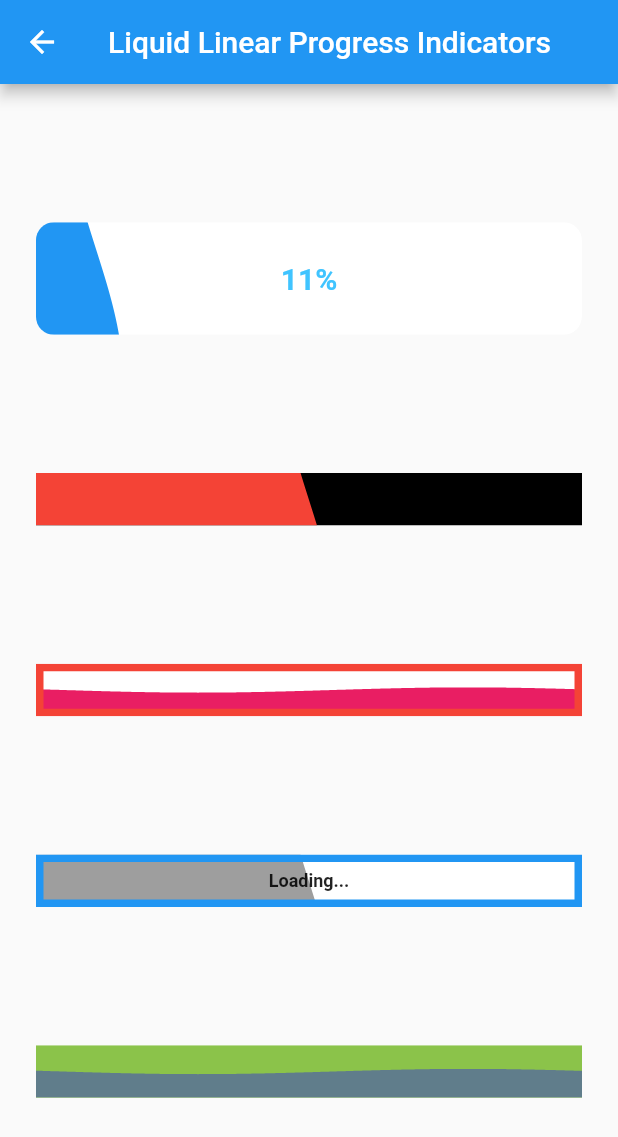
After one commit to JordanADavies/liquid_progress_indicator, a Flutter app: the screen it shows after launch, after a tap on "Linear", on a phone screen of 412 x 824 dp. The commit adds this screen. Shown: the top 1137 px of the screen. Run offline on Flutter 3.47's test engine with Material 2 defaults, Android fonts, the phone set to English and light mode, and no system bars.

Commit message:
Added LiquidLinearProgressIndicator.

```diff
--- /dev/null
+++ b/example/lib/home_page.dart
@@ -0,0 +1,42 @@
+import 'package:flutter/material.dart';
+
+import 'liquid_circular_progress_indicator_page.dart';
+import 'liquid_linear_progress_indicator_page.dart';
+
+class HomePage extends StatelessWidget {
+  @override
+  Widget build(BuildContext context) {
+    return Scaffold(
+      appBar: AppBar(
+        title: Text("Liquid Progress Indicator Examples"),
+      ),
+      body: Padding(
+        padding: const EdgeInsets.all(28.0),
+        child: Column(
+          mainAxisAlignment: MainAxisAlignment.center,
+          crossAxisAlignment: CrossAxisAlignment.stretch,
+          children: <Widget>[
+            FlatButton(
+              child: Text("Circular"),
+              color: Colors.grey[300],
+              onPressed: () => Navigator.of(context).push(
+                    MaterialPageRoute(
+                      builder: (_) => LiquidCircularProgressIndicatorPage(),
+                    ),
+                  ),
+            ),
+            FlatButton(
+              child: Text("Linear"),
+              color: Colors.grey[300],
+              onPressed: () => Navigator.of(context).push(
+                    MaterialPageRoute(
+                      builder: (_) => LiquidLinearProgressIndicatorPage(),
+                    ),
+                  ),
+            ),
+          ],
+        ),
+      ),
+    );
+  }
+}
--- /dev/null
+++ b/example/lib/liquid_linear_progress_indicator_page.dart
@@ -0,0 +1,124 @@
+import 'package:flutter/material.dart';
+import 'package:liquid_progress_indicator/liquid_progress_indicator.dart';
+
+class LiquidLinearProgressIndicatorPage extends StatelessWidget {
+  @override
+  Widget build(BuildContext context) {
+    return Scaffold(
+      appBar: AppBar(
+        title: Text("Liquid Linear Progress Indicators"),
+      ),
+      body: Column(
+        mainAxisAlignment: MainAxisAlignment.spaceEvenly,
+        children: <Widget>[
+          _AnimatedLiquidLinearProgressIndicator(),
+          Container(
+            width: double.infinity,
+            height: 35,
+            padding: EdgeInsets.symmetric(horizontal: 24.0),
+            child: LiquidLinearProgressIndicator(
+              backgroundColor: Colors.black,
+              valueColor: AlwaysStoppedAnimation(Colors.red),
+            ),
+          ),
+          Container(
+            width: double.infinity,
+            height: 35,
+            padding: EdgeInsets.symmetric(horizontal: 24.0),
+            child: LiquidLinearProgressIndicator(
+              backgroundColor: Colors.white,
+              valueColor: AlwaysStoppedAnimation(Colors.pink),
+              borderColor: Colors.red,
+              borderWidth: 5.0,
+              direction: Axis.vertical,
+            ),
+          ),
+          Container(
+            width: double.infinity,
+            height: 35,
+            padding: EdgeInsets.symmetric(horizontal: 24.0),
+            child: LiquidLinearProgressIndicator(
+              backgroundColor: Colors.white,
+              valueColor: AlwaysStoppedAnimation(Colors.grey),
+              borderColor: Colors.blue,
+              borderWidth: 5.0,
+              center: Text(
+                "Loading...",
+                style: TextStyle(
+                  fontSize: 12.0,
+                  fontWeight: FontWeight.bold,
+                ),
+              ),
+            ),
+          ),
+          Container(
+            width: double.infinity,
+            height: 35,
+            padding: EdgeInsets.symmetric(horizontal: 24.0),
+            child: LiquidLinearProgressIndicator(
+              backgroundColor: Colors.lightGreen,
+              valueColor: AlwaysStoppedAnimation(Colors.blueGrey),
+              direction: Axis.vertical,
+            ),
+          ),
+        ],
+      ),
+    );
+  }
+}
+
+class _AnimatedLiquidLinearProgressIndicator extends StatefulWidget {
+  @override
+  State<StatefulWidget> createState() =>
+      _AnimatedLiquidLinearProgressIndicatorState();
+}
+
+class _AnimatedLiquidLinearProgressIndicatorState
+    extends State<_AnimatedLiquidLinearProgressIndicator>
+    with SingleTickerProviderStateMixin {
+  AnimationController _animationController;
+
+  @override
+  void initState() {
+    super.initState();
+    _animationController = AnimationController(
+      vsync: this,
+      duration: Duration(seconds: 10),
+    );
+
+    _animationController.addListener(() => setState(() {}));
+    _animationController.repeat();
+  }
+
+  @override
+  void dispose() {
+    _animationController.dispose();
+    super.dispose();
+  }
+
+  @override
+  Widget build(BuildContext context) {
+    final percentage = _animationController.value * 100;
+    return Center(
+      child: Container(
+        width: double.infinity,
+        height: 75.0,
+        padding: EdgeInsets.symmetric(horizontal: 24.0),
+        child: LiquidLinearProgressIndicator(
+          value: _animationController.value,
+          backgroundColor: Colors.white,
+          valueColor: AlwaysStoppedAnimation(Colors.blue),
+          borderRadius: 12.0,
+          center: Text(
+            "${percentage.toStringAsFixed(0)}%",
+            style: TextStyle(
+              color: Colors.lightBlueAccent,
+              fontSize: 20.0,
+              fontWeight: FontWeight.bold,
+            ),
+          ),
+        ),
+      ),
+    );
+  }
+}
--- a/example/lib/main.dart
+++ b/example/lib/main.dart
@@ -1,6 +1,4 @@
 import 'package:flutter/material.dart';
-import 'liquid_circular_progress_indicator_page.dart';
+import 'home_page.dart';
 
-void main() => runApp(MaterialApp(
-      home: LiquidCircularProgressIndicatorPage(),
-    ));
+void main() => runApp(MaterialApp(home: HomePage()));
--- a/lib/liquid_progress_indicator.dart
+++ b/lib/liquid_progress_indicator.dart
@@ -1,3 +1,4 @@
 library liquid_progress_indicator;
 
 export 'src/liquid_circular_progress_indicator.dart';
+export 'src/liquid_linear_progress_indicator.dart';
--- /dev/null
+++ b/lib/src/liquid_linear_progress_indicator.dart
@@ -0,0 +1,163 @@
+import 'package:flutter/material.dart';
+import 'package:liquid_progress_indicator/src/wave.dart';
+
+class LiquidLinearProgressIndicator extends ProgressIndicator {
+  ///The width of the border, if this is set [borderColor] must also be set.
+  final double borderWidth;
+
+  ///The color of the border, if this is set [borderWidth] must also be set.
+  final Color borderColor;
+
+  ///The radius of the border.
+  final double borderRadius;
+
+  ///The widget to show in the center of the progress indicator.
+  final Widget center;
+
+  ///The direction the liquid travels.
+  final Axis direction;
+
+  LiquidLinearProgressIndicator({
+    Key key,
+    double value = 0.5,
+    Color backgroundColor,
+    Animation<Color> valueColor,
+    this.borderWidth,
+    this.borderColor,
+    this.borderRadius,
+    this.center,
+    this.direction = Axis.horizontal,
+  }) : super(
+          key: key,
+          value: value,
+          backgroundColor: backgroundColor,
+          valueColor: valueColor,
+        ) {
+    if (borderWidth != null && borderColor == null ||
+        borderColor != null && borderWidth == null) {
+      throw ArgumentError("borderWidth and borderColor should both be set.");
+    }
+  }
+
+  Color _getBackgroundColor(BuildContext context) =>
+      backgroundColor ?? Theme.of(context).backgroundColor;
+
+  Color _getValueColor(BuildContext context) =>
+      valueColor?.value ?? Theme.of(context).accentColor;
+
+  @override
+  State<StatefulWidget> createState() => _LiquidLinearProgressIndicatorState();
+}
+
+class _LiquidLinearProgressIndicatorState
+    extends State<LiquidLinearProgressIndicator> {
+  @override
+  Widget build(BuildContext context) {
+    return ClipPath(
+      clipper: _LinearClipper(
+        radius: widget.borderRadius,
+      ),
+      child: CustomPaint(
+        painter: _LinearPainter(
+          color: widget._getBackgroundColor(context),
+          radius: widget.borderRadius,
+        ),
+        foregroundPainter: _LinearBorderPainter(
+          color: widget.borderColor,
+          width: widget.borderWidth,
+          radius: widget.borderRadius,
+        ),
+        child: Stack(
+          children: <Widget>[
+            Wave(
+              value: widget.value,
+              color: widget._getValueColor(context),
+              direction: widget.direction,
+            ),
+            if (widget.center != null) Center(child: widget.center),
+          ],
+        ),
+      ),
+    );
+  }
+}
+
+class _LinearPainter extends CustomPainter {
+  final Color color;
+  final double radius;
+
+  _LinearPainter({@required this.color, @required this.radius});
+
+  @override
+  void paint(Canvas canvas, Size size) {
+    final paint = Paint()..color = color;
+    canvas.drawRRect(
+        RRect.fromRectAndRadius(
+          Rect.fromLTWH(0, 0, size.width, size.height),
+          Radius.circular(radius ?? 0),
+        ),
+        paint);
+  }
+
+  @override
+  bool shouldRepaint(_LinearPainter oldDelegate) => color != oldDelegate.color;
+}
+
+class _LinearBorderPainter extends CustomPainter {
+  final Color color;
+  final double width;
+  final double radius;
+
+  _LinearBorderPainter({
+    @required this.color,
+    @required this.width,
+    @required this.radius,
+  });
+
+  @override
+  void paint(Canvas canvas, Size size) {
+    if (color == null || width == null) {
+      return;
+    }
+
+    final paint = Paint()
+      ..color = color
+      ..style = PaintingStyle.stroke
+      ..strokeWidth = width;
+    final alteredRadius = radius ?? 0;
+    canvas.drawRRect(
+        RRect.fromRectAndRadius(
+          Rect.fromLTWH(
+              width / 2, width / 2, size.width - width, size.height - width),
+          Radius.circular(alteredRadius - width ?? 0),
+        ),
+        paint);
+  }
+
+  @override
+  bool shouldRepaint(_LinearBorderPainter oldDelegate) =>
+      color != oldDelegate.color ||
+      width != oldDelegate.width ||
+      radius != oldDelegate.radius;
+}
+
+class _LinearClipper extends CustomClipper<Path> {
+  final double radius;
+
+  _LinearClipper({@required this.radius});
+
+  @override
+  Path getClip(Size size) {
+    final path = Path()
+      ..addRRect(
+        RRect.fromRectAndRadius(
+          Rect.fromLTWH(0, 0, size.width, size.height),
+          Radius.circular(radius ?? 0),
+        ),
+      );
+    return path;
+  }
+
+  @override
+  bool shouldReclip(CustomClipper<Path> oldClipper) => false;
+}
--- a/pubspec.yaml
+++ b/pubspec.yaml
@@ -1,6 +1,6 @@
 name: liquid_progress_indicator
 description: A progress indicator with water-like effect in Flutter. Works similarly to Flutters own ProgressIndicator.
-version: 0.1.1
+version: 0.2.0
 author: "Jordan Davies <jordandavies1990@live.co.uk>"
 homepage: "https://github.com/JordanADavies/liquid_progress_indicator"
 
```
Also changed, not shown: example/lib/liquid_circular_progress_indicator_page.dart (+13 -1 lines), 2 other files.
